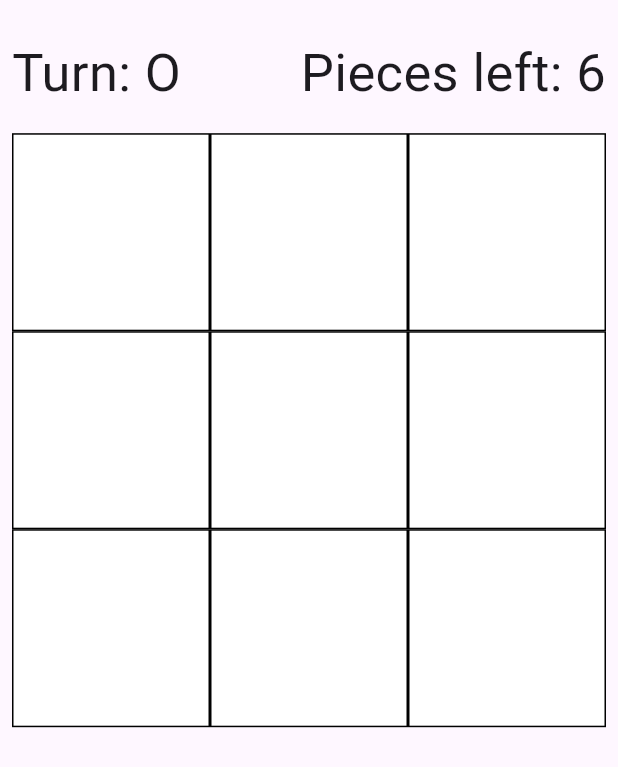
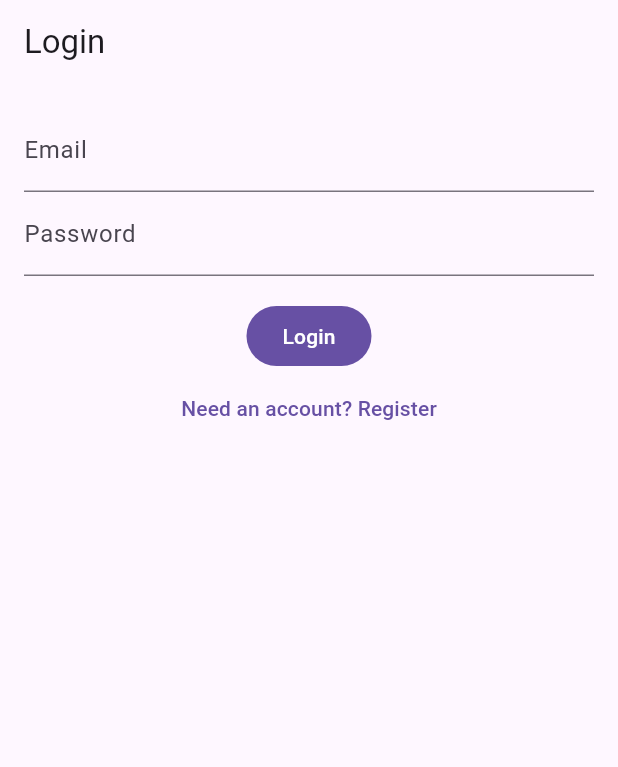
Before and after one commit to adelinewidyatmoko/TicTacToe_Technology_Innovation, a Flutter app: the screen it shows after launch, on a phone screen of 412 x 824 dp. Shown: the top 767 px of the screen. Run offline on Flutter 3.47's test engine with Material 3 defaults, Android fonts, the phone set to English and light mode, and no system bars; our stand-ins replace firebase_auth, firebase_core; accounts and stored records are empty.

Commit message:
Add Firebase login and auth gate to TicTacToe

```diff
--- /dev/null
+++ b/tictactoe/lib/auth_gate.dart
@@ -0,0 +1,24 @@
+import 'package:firebase_auth/firebase_auth.dart';
+import 'package:flutter/material.dart';
+import 'login_page.dart';
+
+// ✅ change this import to wherever your GamePage widget is
+import 'game.dart';
+
+class AuthGate extends StatelessWidget {
+  const AuthGate({super.key});
+
+  @override
+  Widget build(BuildContext context) {
+    return StreamBuilder<User?>(
+      stream: FirebaseAuth.instance.authStateChanges(),
+      builder: (context, snap) {
+        if (snap.connectionState == ConnectionState.waiting) {
+          return const Scaffold(body: Center(child: CircularProgressIndicator()));
+        }
+        if (snap.data == null) return const LoginPage();
+        return const GamePage(); // ✅ must match your game widget name
+      },
+    );
+  }
+}
--- /dev/null
+++ b/tictactoe/lib/login_page.dart
@@ -0,0 +1,75 @@
+import 'package:firebase_auth/firebase_auth.dart';
+import 'package:flutter/material.dart';
+
+class LoginPage extends StatefulWidget {
+  const LoginPage({super.key});
+
+  @override
+  State<LoginPage> createState() => _LoginPageState();
+}
+
+class _LoginPageState extends State<LoginPage> {
+  final _email = TextEditingController();
+  final _pass = TextEditingController();
+  bool _isLogin = true;
+  bool _loading = false;
+  String _err = "";
+
+  Future<void> _submit() async {
+    setState(() { _loading = true; _err = ""; });
+    try {
+      final auth = FirebaseAuth.instance;
+      if (_isLogin) {
+        await auth.signInWithEmailAndPassword(
+          email: _email.text.trim(),
+          password: _pass.text,
+        );
+      } else {
+        await auth.createUserWithEmailAndPassword(
+          email: _email.text.trim(),
+          password: _pass.text,
+        );
+      }
+    } on FirebaseAuthException catch (e) {
+      setState(() => _err = e.message ?? e.code);
+    } finally {
+      if (mounted) setState(() => _loading = false);
+    }
+  }
+
+  @override
+  void dispose() {
+    _email.dispose();
+    _pass.dispose();
+    super.dispose();
+  }
+
+  @override
+  Widget build(BuildContext context) {
+    return Scaffold(
+      appBar: AppBar(title: Text(_isLogin ? "Login" : "Register")),
+      body: Padding(
+        padding: const EdgeInsets.all(16),
+        child: Column(
+          children: [
+            TextField(controller: _email, decoration: const InputDecoration(labelText: "Email")),
+            TextField(controller: _pass, decoration: const InputDecoration(labelText: "Password"), obscureText: true),
+            const SizedBox(height: 16),
+            FilledButton(
+              onPressed: _loading ? null : _submit,
+              child: Text(_loading ? "Please wait..." : (_isLogin ? "Login" : "Create account")),
+            ),
+            TextButton(
+              onPressed: _loading ? null : () => setState(() => _isLogin = !_isLogin),
+              child: Text(_isLogin ? "Need an account? Register" : "Have an account? Login"),
+            ),
+            if (_err.isNotEmpty) Padding(
+              padding: const EdgeInsets.only(top: 8),
+              child: Text(_err, style: const TextStyle(color: Colors.red)),
+            ),
+          ],
+        ),
+      ),
+    );
+  }
+}
--- a/tictactoe/lib/main.dart
+++ b/tictactoe/lib/main.dart
@@ -1,7 +1,10 @@
+import 'package:firebase_core/firebase_core.dart';
 import 'package:flutter/material.dart';
-import 'package:tictactoe/game.dart';
+import 'auth_gate.dart';
 
-void main() {
+Future<void> main() async {
+  WidgetsFlutterBinding.ensureInitialized();
+  await Firebase.initializeApp();
   runApp(const MyApp());
 }
 
@@ -10,9 +13,9 @@ class MyApp extends StatelessWidget {
 
   @override
   Widget build(BuildContext context) {
-    return MaterialApp(
+    return const MaterialApp(
       debugShowCheckedModeBanner: false,
-      home: GamePage(gridLength: 3, playerStrings: ["O", "X"]),
+      home: AuthGate(),
     );
   }
 }
```
Also changed, not shown: 1 other file.
